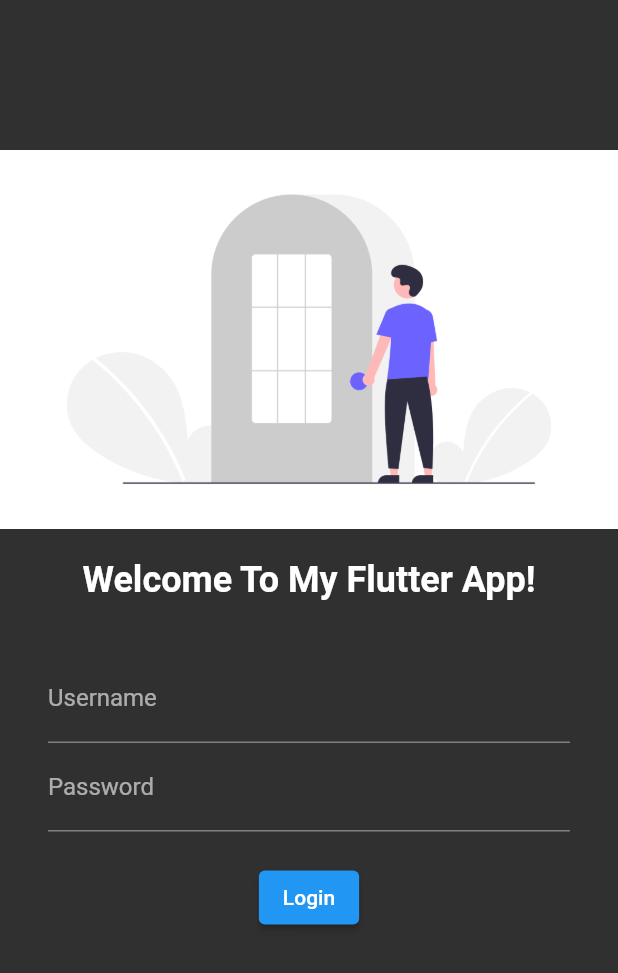
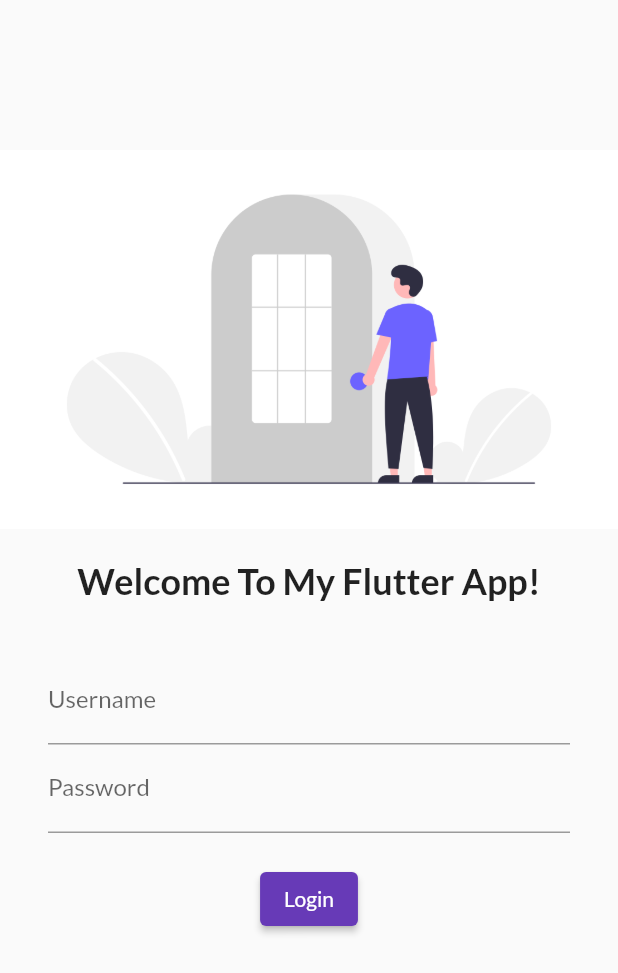
Before and after one commit to iamvaiibhav19/flutter-app, a Flutter app: the screen it shows after launch, on a phone screen of 412 x 824 dp. Shown: the top 973 px of the screen. Run offline on Flutter 3.47's test engine with Material 2 defaults, Android fonts, the phone set to English and light mode, and no system bars; our stand-ins replace google_fonts.

Commit message:
changes - from Pranav's Laptop

```diff
--- a/lib/main.dart
+++ b/lib/main.dart
@@ -19,11 +19,13 @@ class MyApp extends StatelessWidget {
     return MaterialApp(
       // home: HomePage(),
 
-      themeMode: ThemeMode.dark, //to switch theme
+      themeMode: ThemeMode.light, //to switch theme
       //to set light theme
       theme: ThemeData(
         primarySwatch: Colors.deepPurple,
         fontFamily: GoogleFonts.lato().fontFamily,
+        // add white color to background
+        scaffoldBackgroundColor: Colors.white,
         // primaryTextTheme: GoogleFonts.latoTextTheme(),
       ),
       //to set dark theme
```
